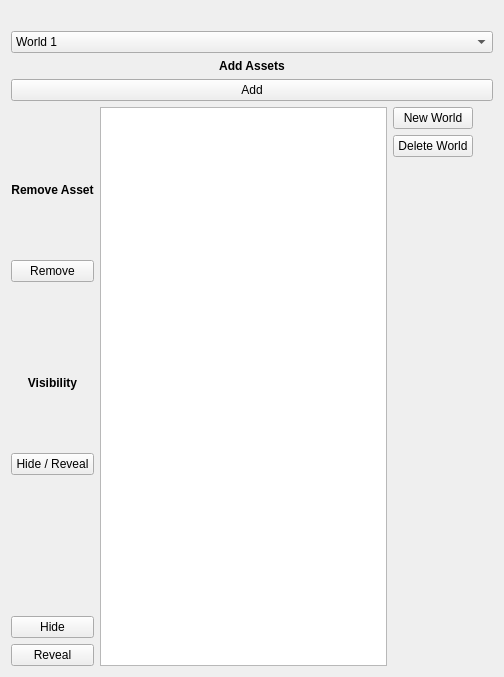
This is wk10_swap.ui in roblu01/Scene_Swap--Blender_app as Qt 5 draws it before an edit. The edited form follows.
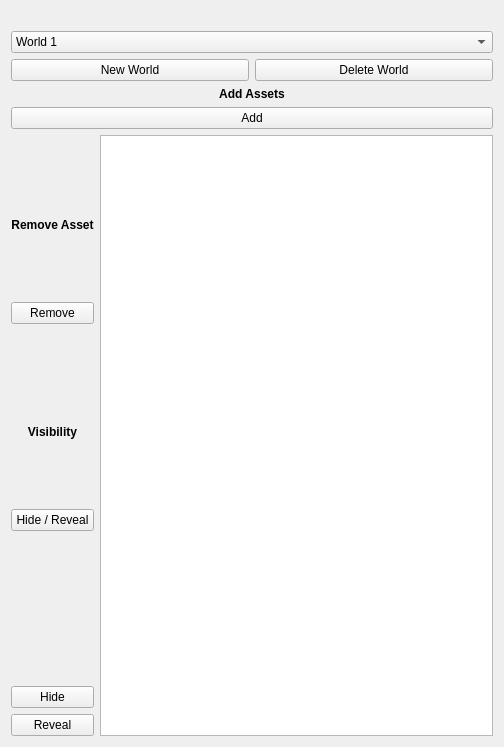
This is the edited form. Icons and pictures are not drawn.

What changed in the file:
```diff
--- a/wk10_swap.ui
+++ b/wk10_swap.ui
@@ -7,7 +7,7 @@
     <x>0</x>
     <y>0</y>
     <width>504</width>
-    <height>677</height>
+    <height>747</height>
    </rect>
   </property>
   <property name="windowTitle">
@@ -43,6 +43,27 @@
      </item>
     </widget>
    </item>
+   <item>
+    <layout class="QHBoxLayout" name="horizontalLayout">
+     <property name="topMargin">
+      <number>0</number>
+     </property>
+     <item>
+      <widget class="QPushButton" name="btn_new_world">
+       <property name="text">
+        <string>New World</string>
+       </property>
+      </widget>
+     </item>
+     <item>
+      <widget class="QPushButton" name="btn_delete_world">
+       <property name="text">
+        <string>Delete World</string>
+       </property>
+      </widget>
+     </item>
+    </layout>
+   </item>
    <item>
     <widget class="QLabel" name="label_2">
      <property name="minimumSize">
@@ -196,40 +217,6 @@
        </property>
       </widget>
      </item>
-     <item>
-      <layout class="QVBoxLayout" name="verticalLayout">
-       <property name="rightMargin">
-        <number>20</number>
-       </property>
-       <item>
-        <widget class="QPushButton" name="btn_new_world">
-         <property name="text">
-          <string>New World</string>
-         </property>
-        </widget>
-       </item>
-       <item>
-        <widget class="QPushButton" name="btn_delete_world">
-         <property name="text">
-          <string>Delete World</string>
-         </property>
-        </widget>
-       </item>
-       <item>
-        <widget class="QLabel" name="label_6">
-         <property name="minimumSize">
-          <size>
-           <width>0</width>
-           <height>50</height>
-          </size>
-         </property>
-         <property name="text">
-          <string/>
-         </property>
-        </widget>
-       </item>
-      </layout>
-     </item>
     </layout>
    </item>
   </layout>
```
